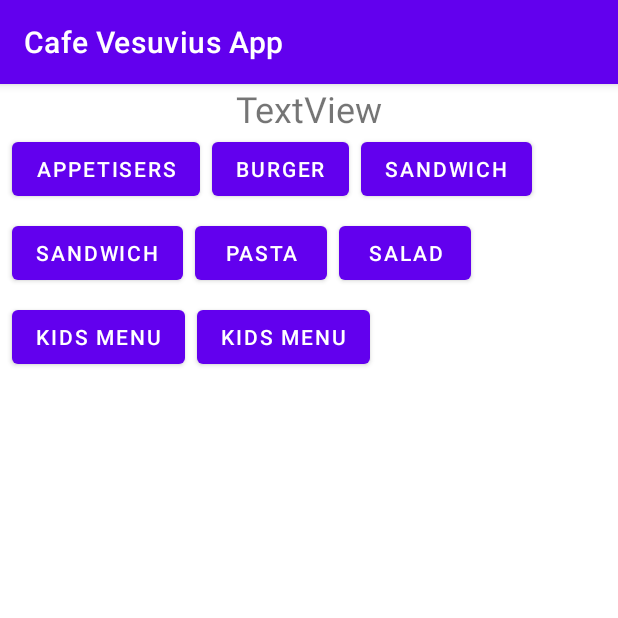
After one commit to DunkDaddy/DeTreMuskioter, an Android app: the Menu screen opened directly, with no data from a screen before it, on a phone screen of 412 x 824 dp, the top half of it. The commit adds this screen. Run offline under Robolectric (Android 15) with nearby library versions, the phone set to English and light mode, and no system bars.

Commit message:
Created Mockup

```diff
--- a/app/src/main/AndroidManifest.xml
+++ b/app/src/main/AndroidManifest.xml
@@ -14,6 +14,9 @@
         android:theme="@style/Theme.CafeVesuviusApp"
         tools:targetApi="31">
         <activity
+            android:name=".Menu"
+            android:exported="false" />
+        <activity
             android:name=".MainActivity"
             android:exported="true">
             <intent-filter>
--- /dev/null
+++ b/app/src/main/java/com/example/cafevesuviusapp/Menu.java
@@ -0,0 +1,14 @@
+package com.example.cafevesuviusapp;
+
+import androidx.appcompat.app.AppCompatActivity;
+
+import android.os.Bundle;
+
+public class Menu extends AppCompatActivity {
+
+    @Override
+    protected void onCreate(Bundle savedInstanceState) {
+        super.onCreate(savedInstanceState);
+        setContentView(R.layout.activity_menu);
+    }
+}
--- /dev/null
+++ b/app/src/main/res/layout/activity_menu.xml
@@ -0,0 +1,111 @@
+<?xml version="1.0" encoding="utf-8"?>
+<androidx.constraintlayout.widget.ConstraintLayout xmlns:android="http://schemas.android.com/apk/res/android"
+    xmlns:app="http://schemas.android.com/apk/res-auto"
+    xmlns:tools="http://schemas.android.com/tools"
+    android:layout_width="match_parent"
+    android:layout_height="match_parent"
+    tools:context=".Menu">
+
+    <Button
+        android:id="@+id/button"
+        android:layout_width="wrap_content"
+        android:layout_height="wrap_content"
+        android:layout_marginStart="8dp"
+        android:text="@string/Menu_Appetisers"
+        app:layout_constraintStart_toStartOf="parent"
+        app:layout_constraintTop_toBottomOf="@+id/textView" />
+
+    <TextView
+        android:id="@+id/textView"
+        android:layout_width="wrap_content"
+        android:layout_height="wrap_content"
+        android:text="TextView"
+        android:textSize="24sp"
+        app:layout_constraintEnd_toEndOf="parent"
+        app:layout_constraintStart_toStartOf="parent"
+        app:layout_constraintTop_toTopOf="parent"
+        tools:text="@string/Menu_Main" />
+
+    <Button
+        android:id="@+id/button2"
+        android:layout_width="wrap_content"
+        android:layout_height="wrap_content"
+        android:layout_marginStart="8dp"
+        android:text="@string/Menu_Burger"
+        app:layout_constraintStart_toEndOf="@+id/button"
+        app:layout_constraintTop_toBottomOf="@+id/textView" />
+
+    <Button
+        android:id="@+id/button3"
+        android:layout_width="wrap_content"
+        android:layout_height="wrap_content"
+        android:layout_marginStart="8dp"
+        android:text="@string/Menu_Sandwich"
+        app:layout_constraintStart_toEndOf="@+id/button2"
+        app:layout_constraintTop_toBottomOf="@+id/textView" />
+
+    <Button
+        android:id="@+id/button4"
+        android:layout_width="wrap_content"
+        android:layout_height="wrap_content"
+        android:layout_marginStart="8dp"
+        android:layout_marginTop="8dp"
+        android:text="@string/Menu_Sandwich"
+        app:layout_constraintStart_toStartOf="parent"
+        app:layout_constraintTop_toBottomOf="@+id/button" />
+
+    <Button
+        android:id="@+id/button5"
+        android:layout_width="wrap_content"
+        android:layout_height="wrap_content"
+        android:layout_marginStart="8dp"
+        android:layout_marginTop="8dp"
+        android:text="@string/Menu_Pasta"
+        app:layout_constraintStart_toEndOf="@+id/button4"
+        app:layout_constraintTop_toBottomOf="@+id/button2" />
+
+    <Button
+        android:id="@+id/button6"
+        android:layout_width="wrap_content"
+        android:layout_height="wrap_content"
+        android:layout_marginStart="8dp"
+        android:layout_marginTop="8dp"
+        android:text="@string/Menu_Salad"
+        app:layout_constraintStart_toEndOf="@+id/button5"
+        app:layout_constraintTop_toBottomOf="@+id/button3" />
+
+    <Button
+        android:id="@+id/button7"
+        android:layout_width="wrap_content"
+        android:layout_height="wrap_content"
+        android:layout_marginStart="8dp"
+        android:layout_marginTop="8dp"
+        android:text="@string/Menu_KidsMenu"
+        app:layout_constraintStart_toStartOf="parent"
+        app:layout_constraintTop_toBottomOf="@+id/button4" />
+
+    <Button
+        android:id="@+id/button8"
+        android:layout_width="wrap_content"
+        android:layout_height="wrap_content"
+        android:layout_marginStart="8dp"
+        android:layout_marginTop="8dp"
+        android:text="@string/Menu_KidsMenu"
+        app:layout_constraintStart_toEndOf="@+id/button7"
+        app:layout_constraintTop_toBottomOf="@+id/button5" />
+
+    <ScrollView
+        android:layout_width="409dp"
+        android:layout_height="537dp"
+        app:layout_constraintBottom_toBottomOf="parent"
+        app:layout_constraintEnd_toEndOf="parent"
+        app:layout_constraintStart_toStartOf="parent"
+        app:layout_constraintTop_toBottomOf="@+id/button8">
+
+        <LinearLayout
+            android:layout_width="match_parent"
+            android:layout_height="wrap_content"
+            android:orientation="vertical" />
+    </ScrollView>
+
+</androidx.constraintlayout.widget.ConstraintLayout>
--- a/app/src/main/res/values/strings.xml
+++ b/app/src/main/res/values/strings.xml
@@ -1,3 +1,11 @@
 <resources>
     <string name="app_name">Cafe Vesuvius App</string>
+    <string name="Menu_Main">Menu</string>
+    <string name="Menu_Appetisers">Appetisers</string>
+    <string name="Menu_Salad">Salad</string>
+    <string name="Menu_Sandwich">Sandwich</string>
+    <string name="Menu_Burger">Burger</string>
+    <string name="Menu_Pasta">Pasta</string>
+    <string name="Menu_KidsMenu">Kids Menu</string>
+    <string name="Menu_Drinks">Drinks</string>
 </resources>
```
Also changed, not shown: 1 other file.
